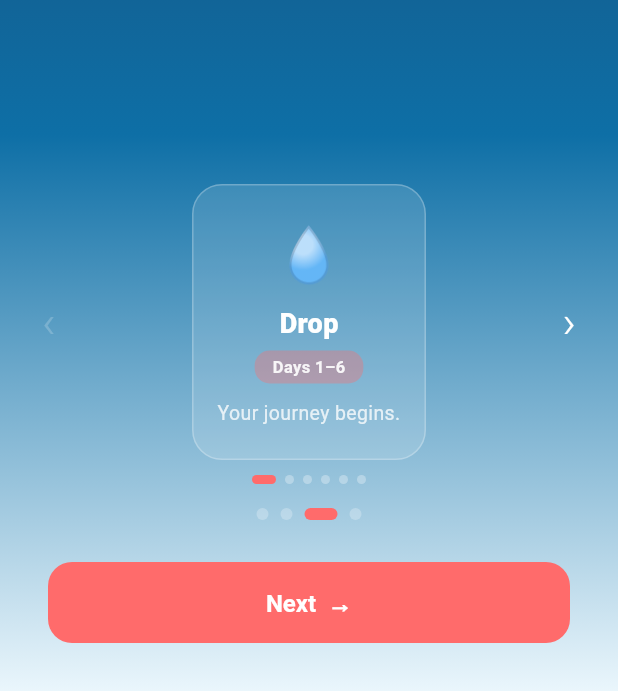
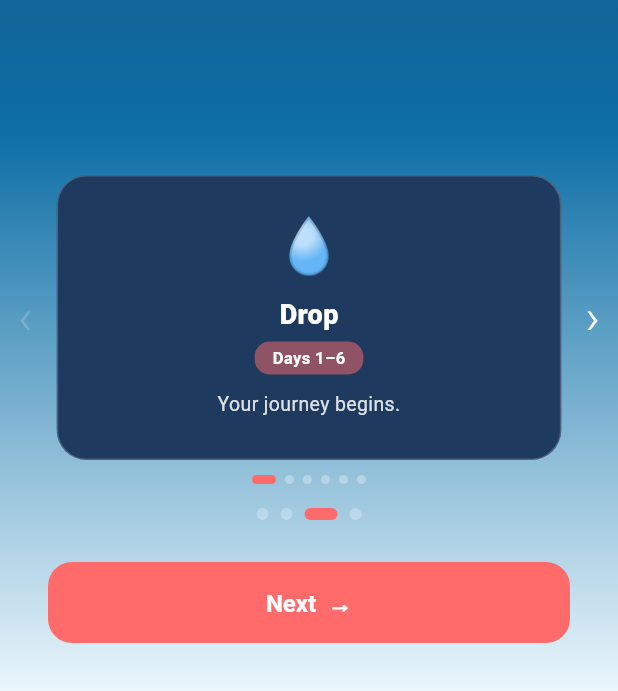
Before and after one commit to connorfleming365/habitflow, a Flutter app: the OnboardingScreen screen opened directly, swiped to page 3, on a phone screen of 412 x 824 dp, the part 545-1236 px from its top. Run offline on Flutter 3.47's test engine with Material 3 defaults, Android fonts, the light colour scheme and no system bars; our stand-ins replace flutter_local_notifications, flutter_timezone, just_audio, share_plus, shared_preferences, timezone and 1 more; accounts and stored records are empty.

Commit message:
megaupdate1

```diff
--- a/lib/screens/onboarding_screen.dart
+++ b/lib/screens/onboarding_screen.dart
@@ -231,16 +231,6 @@ class _PageContent extends StatelessWidget {
                 width: 160,
                 height: 160,
               ),
-              const SizedBox(height: 16),
-              const Text(
-                'habitflow',
-                style: TextStyle(
-                  color: Colors.white,
-                  fontSize: 36,
-                  fontWeight: FontWeight.w800,
-                  letterSpacing: -1,
-                ),
-              ),
               const SizedBox(height: 24),
               Text(
                 page.body,
@@ -287,8 +277,8 @@ class _PageContent extends StatelessWidget {
   }
 }
 
-// ── Journey page with stage carousel ─────────────────────
-class _JourneyPage extends StatelessWidget {
+// ── Journey page with swipeable stage carousel ───────────
+class _JourneyPage extends StatefulWidget {
   final _OnboardPage page;
   final List<(String, String, String, String)> stages;
   final int stageIndex;
@@ -302,8 +292,52 @@ class _JourneyPage extends StatelessWidget {
   });
 
   @override
+  State<_JourneyPage> createState() => _JourneyPageState();
+}
+
+class _JourneyPageState extends State<_JourneyPage> {
+  late PageController _carouselCtrl;
+
+  @override
+  void initState() {
+    super.initState();
+    _carouselCtrl = PageController(initialPage: widget.stageIndex);
+  }
+
+  @override
+  void didUpdateWidget(_JourneyPage old) {
+    super.didUpdateWidget(old);
+    // Sync controller if parent changed index via arrows
+    if (widget.stageIndex != old.stageIndex &&
+        _carouselCtrl.hasClients &&
+        (_carouselCtrl.page?.round() ?? 0) != widget.stageIndex) {
+      _carouselCtrl.animateToPage(
+        widget.stageIndex,
+        duration: const Duration(milliseconds: 300),
+        curve: Curves.easeInOut,
+      );
+    }
+  }
+
+  @override
+  void dispose() {
+    _carouselCtrl.dispose();
+    super.dispose();
+  }
+
+  void _goTo(int index) {
+    _carouselCtrl.animateToPage(
+      index,
+      duration: const Duration(milliseconds: 300),
+      curve: Curves.easeInOut,
+    );
+    widget.onStageChanged(index);
+  }
+
+  @override
   Widget build(BuildContext context) {
-    final (emoji, name, days, desc) = stages[stageIndex];
+    final idx = widget.stageIndex;
+    final count = widget.stages.length;
 
     return Padding(
       padding: const EdgeInsets.fromLTRB(0, 8, 0, 0),
@@ -315,7 +349,7 @@ class _JourneyPage extends StatelessWidget {
           Padding(
             padding: const EdgeInsets.symmetric(horizontal: 32),
             child: Text(
-              page.title,
+              widget.page.title,
               textAlign: TextAlign.center,
               style: const TextStyle(
                 color: Colors.white,
@@ -329,7 +363,7 @@ class _JourneyPage extends StatelessWidget {
           Padding(
             padding: const EdgeInsets.symmetric(horizontal: 36),
             child: Text(
-              page.body,
+              widget.page.body,
               textAlign: TextAlign.center,
               style: TextStyle(
                 color: Colors.white.withOpacity(0.75),
@@ -341,46 +375,48 @@ class _JourneyPage extends StatelessWidget {
 
           const Spacer(),
 
-          // Stage carousel
-          Padding(
-            padding: const EdgeInsets.symmetric(horizontal: 20),
-            child: Row(
+          // Carousel: arrows + swipeable PageView
+          Row(
             children: [
               // Left arrow
               GestureDetector(
-                  onTap: stageIndex > 0
-                      ? () => onStageChanged(stageIndex - 1)
-                      : null,
+                onTap: idx > 0 ? () => _goTo(idx - 1) : null,
                 child: AnimatedOpacity(
-                    opacity: stageIndex > 0 ? 1.0 : 0.2,
+                  opacity: idx > 0 ? 1.0 : 0.2,
                   duration: const Duration(milliseconds: 200),
                   child: const Padding(
-                      padding: EdgeInsets.all(8),
+                    padding: EdgeInsets.symmetric(horizontal: 12, vertical: 8),
                     child: Text('‹',
                         style: TextStyle(
                             color: Colors.white,
-                              fontSize: 30,
+                            fontSize: 32,
                             fontWeight: FontWeight.w300)),
                   ),
                 ),
               ),
-                // Stage card
+
+              // Swipeable stage cards
               Expanded(
-                  child: AnimatedSwitcher(
-                    duration: const Duration(milliseconds: 250),
-                    child: Container(
-                      key: ValueKey(stageIndex),
+                child: SizedBox(
+                  height: 190,
+                  child: PageView.builder(
+                    controller: _carouselCtrl,
+                    itemCount: count,
+                    onPageChanged: widget.onStageChanged,
+                    itemBuilder: (_, i) {
+                      final (emoji, name, days, desc) = widget.stages[i];
+                      return Container(
+                        margin: const EdgeInsets.symmetric(horizontal: 4),
                         padding: const EdgeInsets.symmetric(
                             vertical: 20, horizontal: 16),
                         decoration: BoxDecoration(
-                        color: Colors.white.withOpacity(0.13),
+                          color: const Color(0xFF1E3A5F), // solid navy
                           border: Border.all(
-                            color: Colors.white.withOpacity(0.25), width: 1),
+                              color: Colors.white.withOpacity(0.2), width: 1),
                           borderRadius: BorderRadius.circular(20),
                         ),
                         child: Column(mainAxisSize: MainAxisSize.min, children: [
-                        Text(emoji,
-                            style: const TextStyle(fontSize: 36)),
+                          Text(emoji, style: const TextStyle(fontSize: 36)),
                           const SizedBox(height: 8),
                           Text(name,
                               style: const TextStyle(
@@ -392,12 +428,12 @@ class _JourneyPage extends StatelessWidget {
                             padding: const EdgeInsets.symmetric(
                                 horizontal: 12, vertical: 3),
                             decoration: BoxDecoration(
-                            color: kCoralPrimary.withOpacity(0.35),
+                              color: kCoralPrimary.withOpacity(0.5),
                               borderRadius: BorderRadius.circular(10),
                             ),
                             child: Text(days,
-                              style: TextStyle(
-                                  color: Colors.white.withOpacity(0.9),
+                                style: const TextStyle(
+                                    color: Colors.white,
                                     fontSize: 11,
                                     fontWeight: FontWeight.w600)),
                           ),
@@ -405,47 +441,47 @@ class _JourneyPage extends StatelessWidget {
                           Text(desc,
                               textAlign: TextAlign.center,
                               style: TextStyle(
-                                color: Colors.white.withOpacity(0.78),
+                                  color: Colors.white.withOpacity(0.85),
                                   fontSize: 13,
                                   height: 1.5)),
                         ]),
+                      );
+                    },
                   ),
                 ),
               ),
+
               // Right arrow
               GestureDetector(
-                  onTap: stageIndex < stages.length - 1
-                      ? () => onStageChanged(stageIndex + 1)
-                      : null,
+                onTap: idx < count - 1 ? () => _goTo(idx + 1) : null,
                 child: AnimatedOpacity(
-                    opacity: stageIndex < stages.length - 1 ? 1.0 : 0.2,
+                  opacity: idx < count - 1 ? 1.0 : 0.2,
                   duration: const Duration(milliseconds: 200),
                   child: const Padding(
-                      padding: EdgeInsets.all(8),
+                    padding: EdgeInsets.symmetric(horizontal: 12, vertical: 8),
                     child: Text('›',
                         style: TextStyle(
                             color: Colors.white,
-                              fontSize: 30,
+                            fontSize: 32,
                             fontWeight: FontWeight.w300)),
                   ),
                 ),
               ),
             ],
           ),
-          ),
 
           // Carousel progress dots
           const SizedBox(height: 10),
           Row(
             mainAxisAlignment: MainAxisAlignment.center,
-            children: List.generate(stages.length, (i) {
+            children: List.generate(count, (i) {
               return AnimatedContainer(
                 duration: const Duration(milliseconds: 200),
                 margin: const EdgeInsets.symmetric(horizontal: 3),
-                width: i == stageIndex ? 16 : 6,
+                width: i == idx ? 16 : 6,
                 height: 6,
                 decoration: BoxDecoration(
-                  color: i == stageIndex
+                  color: i == idx
                       ? kCoralPrimary
                       : Colors.white.withOpacity(0.3),
                   borderRadius: BorderRadius.circular(3),
--- a/lib/screens/stats_screen.dart
+++ b/lib/screens/stats_screen.dart
@@ -579,7 +579,7 @@ class _CalendarSectionState extends State<_CalendarSection> {
                         ? Theme.of(context).colorScheme.onSurface.withOpacity(0.2)
                         : isPerfect || hasPartial
                             ? Colors.black87
-                            : Colors.white70,
+                            : Theme.of(context).colorScheme.onSurface.withOpacity(0.6),
                   ),
                 ),
               ),
@@ -949,7 +949,7 @@ class _HabitDayStripState extends State<_HabitDayStrip> {
                               ? Theme.of(context).colorScheme.onSurface.withOpacity(0.2)
                               : done
                                   ? Colors.black87
-                                  : Colors.white70,
+                                  : Theme.of(context).colorScheme.onSurface.withOpacity(0.6),
                         ),
                       ),
                     ),
--- a/lib/services/sound_service.dart
+++ b/lib/services/sound_service.dart
@@ -19,7 +19,7 @@ class SoundService {
   /// Called by Settings whenever the toggle changes.
   static void setEnabled(bool value) => _enabled = value;
 
-  static Future<void> playDrop() => _play('assets/sounds/water_drop.mp3');
+  static Future<void> playDrop() => _play('assets/sounds/water_drop_new.mp3');
   static Future<void> playWave() => _play('assets/sounds/wave.wav');
   static Future<void> playFlow() => _play('assets/sounds/flow.wav');
 
--- a/pubspec.yaml
+++ b/pubspec.yaml
@@ -31,6 +31,8 @@ flutter:
     - assets/ocean_bg.jpg
     - assets/habitflow_logo_white.png
     - assets/sounds/water_drop.mp3
+    - assets/sounds/water_drop_new.mp3
     - assets/sounds/water_drop.wav
     - assets/sounds/wave.wav
     - assets/sounds/flow.wav
+    - assets/sounds/ocean_waves.mp3
```
Also changed, not shown: lib/screens/splash_screen.dart (+19 -0 lines), 12 other files. Lines whose indentation alone changed are shown as unchanged.
